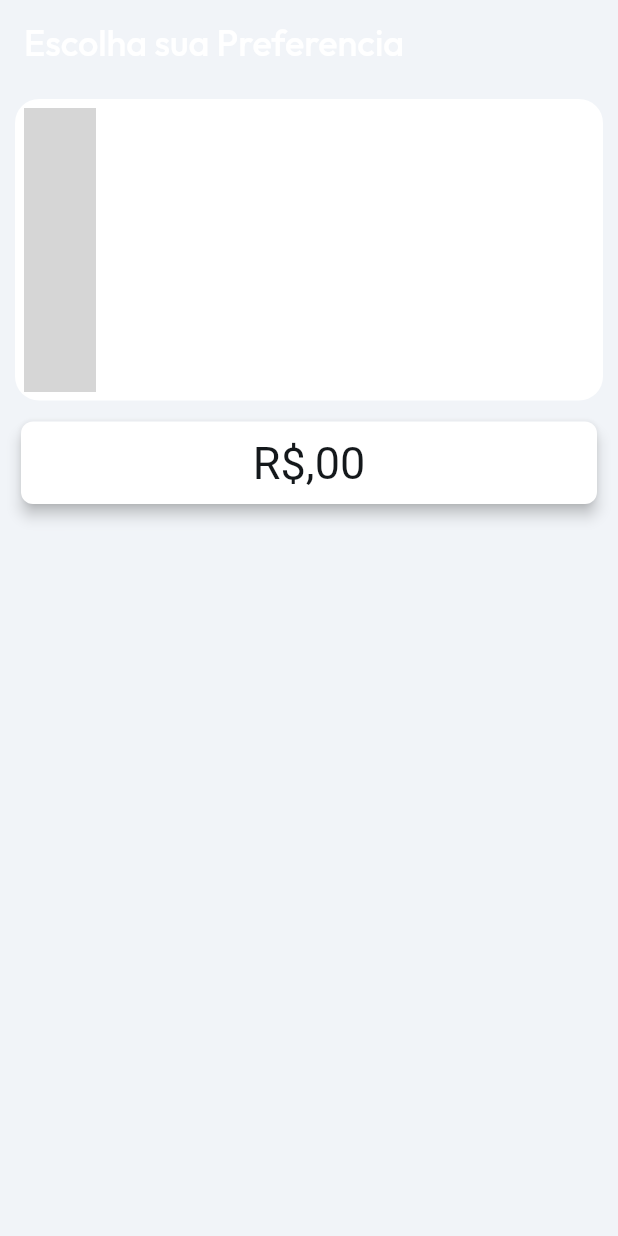
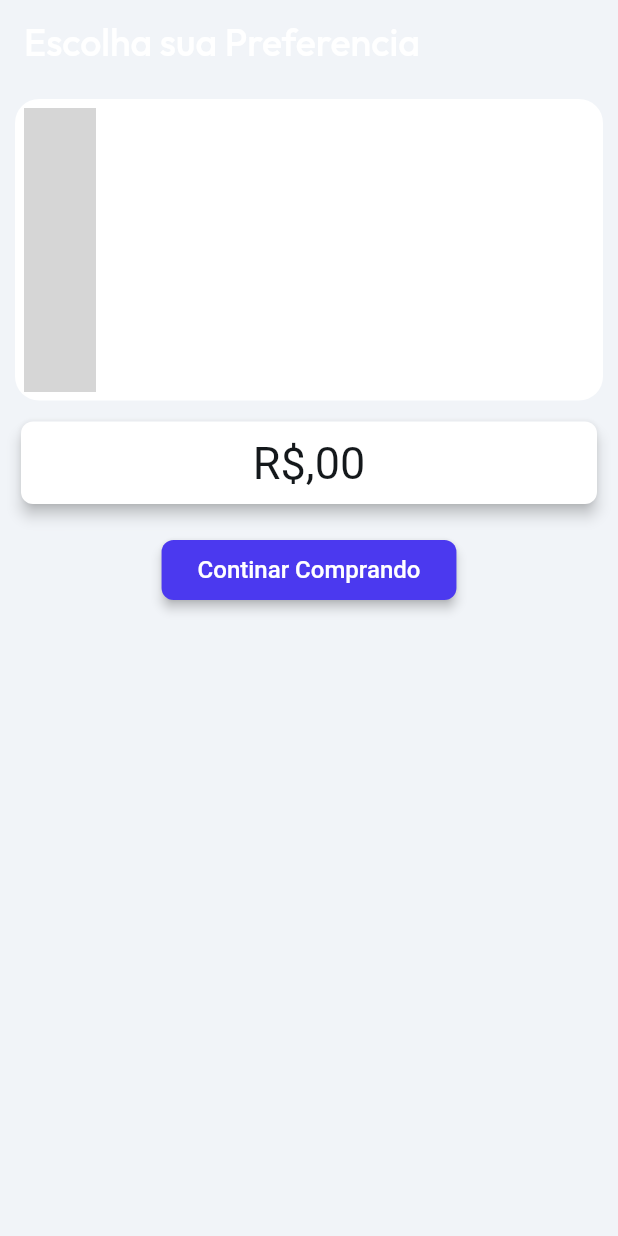
Before and after one commit to diegosilvaadv/pizzaria, a Flutter app: the PrefereciaWidget screen opened by its route, on a phone screen of 412 x 824 dp. Run offline on Flutter 3.47's test engine with Material 2 defaults, Android fonts, the phone set to English and light mode, and no system bars; drawn by our look-alikes of auto_size_text; our stand-ins replace badges, cloud_firestore, easy_debounce, firebase_auth, firebase_core, flutter_animate and 11 more; missing offline and left inert: json_path; accounts and stored records are empty; Roboto replaces fonts that are missing (Readex Pro); grey boxes are pictures that could not be loaded.

Commit message:
Updating to latest FlutterFlow output.

```diff
--- a/lib/preferecia/preferecia_widget.dart
+++ b/lib/preferecia/preferecia_widget.dart
@@ -112,7 +112,7 @@ class _PrefereciaWidgetState extends State<PrefereciaWidget> {
                 style: FlutterFlowTheme.of(context).headlineMedium.override(
                       fontFamily: 'Outfit',
                       color: Colors.white,
-                      fontSize: 24.0,
+                      fontSize: 25.0,
                       fontWeight: FontWeight.w500,
                     ),
               ),
@@ -294,16 +294,17 @@ class _PrefereciaWidgetState extends State<PrefereciaWidget> {
                         ),
                       ),
                     ),
-                    if (FFAppState().condicao != 0)
                     Padding(
-                        padding: const EdgeInsetsDirectional.fromSTEB(
-                            0.0, 20.0, 0.0, 10.0),
+                      padding:
+                          const EdgeInsetsDirectional.fromSTEB(0.0, 20.0, 0.0, 10.0),
                       child: Row(
                         mainAxisSize: MainAxisSize.max,
                         mainAxisAlignment: MainAxisAlignment.center,
                         children: [
                           FFButtonWidget(
-                              onPressed: () async {
+                            onPressed: FFAppState().condicao != 0
+                                ? null
+                                : () async {
                                     setState(() {
                                       FFAppState().condicao = 0;
                                     });
```
Lines whose indentation alone changed are shown as unchanged.
